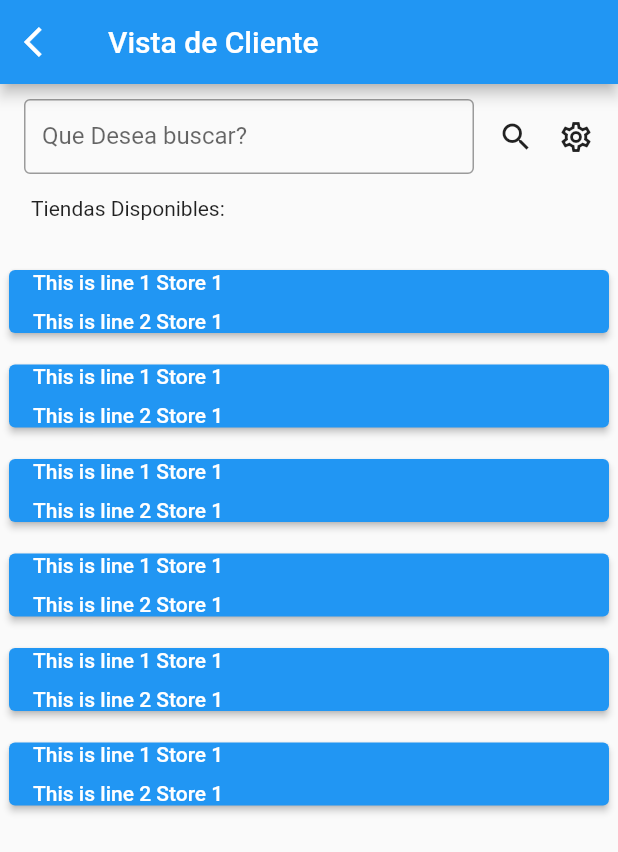
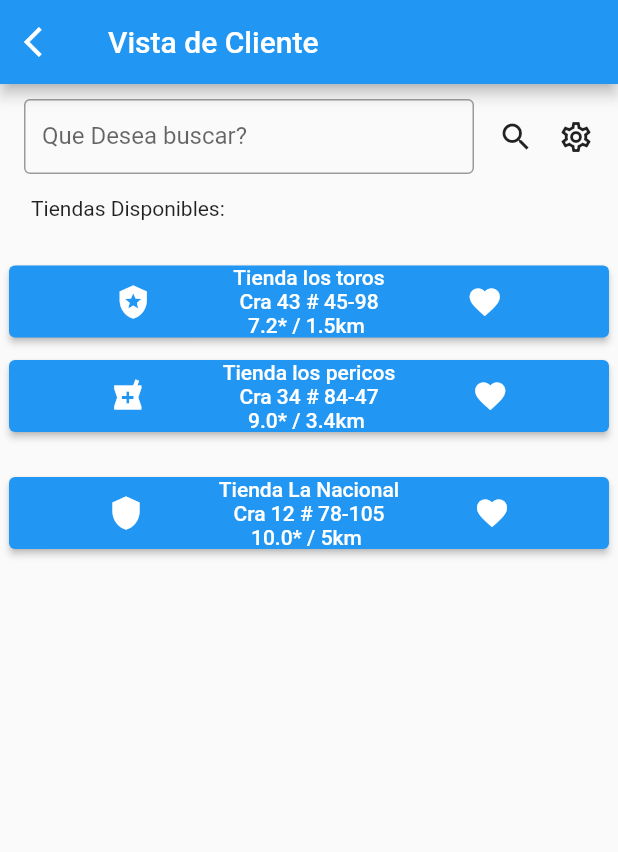
Before and after one commit to angulojd/ui_basica_flutter, a Flutter app: the ListTiendas screen opened directly, on a phone screen of 412 x 824 dp. Shown: the top 852 px of the screen. Run offline on Flutter 3.47's test engine with Material 2 defaults, Android fonts, the light colour scheme and no system bars; our stand-ins replace get.

Commit message:
Diseño Pagina principal cliente v2

```diff
--- a/lib/ui/pages/content/Cliente/lista_tiendas.dart
+++ b/lib/ui/pages/content/Cliente/lista_tiendas.dart
@@ -59,22 +59,20 @@ class _ListTiendasState extends State<ListTiendas> {
                     onPressed: () {
                       debugPrint("you have pressed store 1");
                     },
-                  child: Column(
+                    child: Row(
+                      mainAxisAlignment: MainAxisAlignment.spaceEvenly,
                       children: [
-                      Row(
+                        const Icon(Icons.local_police),
+                        Column(
                           children: const [
-                          Text("This is line 1 Store 1"),
+                            Text("Tienda los toros"),
+                            Text("Cra 43 # 45-98"),
+                            Text("7.2* / 1.5km ")
                           ],
                         ),
-                      const SizedBox(height: 10),
-                      Row(
-                        children: const [
-                          Text("This is line 2 Store 1"),
+                        const Icon(Icons.favorite)
                       ],
-                      ),
-                    ],
-                  ),
-                ),
+                    )),
               ),
               const SizedBox(height: 15),
               SizedBox(
@@ -83,119 +81,43 @@ class _ListTiendasState extends State<ListTiendas> {
                     onPressed: () {
                       debugPrint("you have pressed store 1");
                     },
-                  child: Column(
+                    child: Row(
+                      mainAxisAlignment: MainAxisAlignment.spaceEvenly,
                       children: [
-                      Row(
+                        const Icon(Icons.local_pharmacy),
+                        Column(
                           children: const [
-                          Text("This is line 1 Store 1"),
+                            Text("Tienda los pericos"),
+                            Text("Cra 34 # 84-47"),
+                            Text("9.0* / 3.4km ")
                           ],
                         ),
-                      const SizedBox(height: 10),
-                      Row(
-                        children: const [
-                          Text("This is line 2 Store 1"),
+                        const Icon(Icons.favorite)
                       ],
+                    )),
               ),
-                    ],
-                  ),
-                ),
-              ),
-              const SizedBox(height: 15),
+              const SizedBox(height: 30),
               SizedBox(
                 width: 400,
                 child: ElevatedButton(
                     onPressed: () {
                       debugPrint("you have pressed store 1");
                     },
-                  child: Column(
+                    child: Row(
+                      mainAxisAlignment: MainAxisAlignment.spaceEvenly,
                       children: [
-                      Row(
+                        const Icon(Icons.shield),
+                        Column(
                           children: const [
-                          Text("This is line 1 Store 1"),
+                            Text("Tienda La Nacional"),
+                            Text("Cra 12 # 78-105"),
+                            Text("10.0* / 5km ")
                           ],
                         ),
-                      const SizedBox(height: 10),
-                      Row(
-                        children: const [
-                          Text("This is line 2 Store 1"),
+                        const Icon(Icons.favorite)
                       ],
+                    )),
               ),
-                    ],
-                  ),
-                ),
-              ),
-              const SizedBox(height: 15),
-              SizedBox(
-                width: 400,
-                child: ElevatedButton(
-                  onPressed: () {
-                    debugPrint("you have pressed store 1");
-                  },
-                  child: Column(
-                    children: [
-                      Row(
-                        children: const [
-                          Text("This is line 1 Store 1"),
-                        ],
-                      ),
-                      const SizedBox(height: 10),
-                      Row(
-                        children: const [
-                          Text("This is line 2 Store 1"),
-                        ],
-                      ),
-                    ],
-                  ),
-                ),
-              ),
-              const SizedBox(height: 15),
-              SizedBox(
-                width: 400,
-                child: ElevatedButton(
-                  onPressed: () {
-                    debugPrint("you have pressed store 1");
-                  },
-                  child: Column(
-                    children: [
-                      Row(
-                        children: const [
-                          Text("This is line 1 Store 1"),
-                        ],
-                      ),
-                      const SizedBox(height: 10),
-                      Row(
-                        children: const [
-                          Text("This is line 2 Store 1"),
-                        ],
-                      ),
-                    ],
-                  ),
-                ),
-              ),
-              const SizedBox(height: 15),
-              SizedBox(
-                width: 400,
-                child: ElevatedButton(
-                  onPressed: () {
-                    debugPrint("you have pressed store 1");
-                  },
-                  child: Column(
-                    children: [
-                      Row(
-                        children: const [
-                          Text("This is line 1 Store 1"),
-                        ],
-                      ),
-                      const SizedBox(height: 10),
-                      Row(
-                        children: const [
-                          Text("This is line 2 Store 1"),
-                        ],
-                      ),
-                    ],
-                  ),
-                ),
-              )
             ],
           ),
         ));
```
Lines whose indentation alone changed are shown as unchanged.
